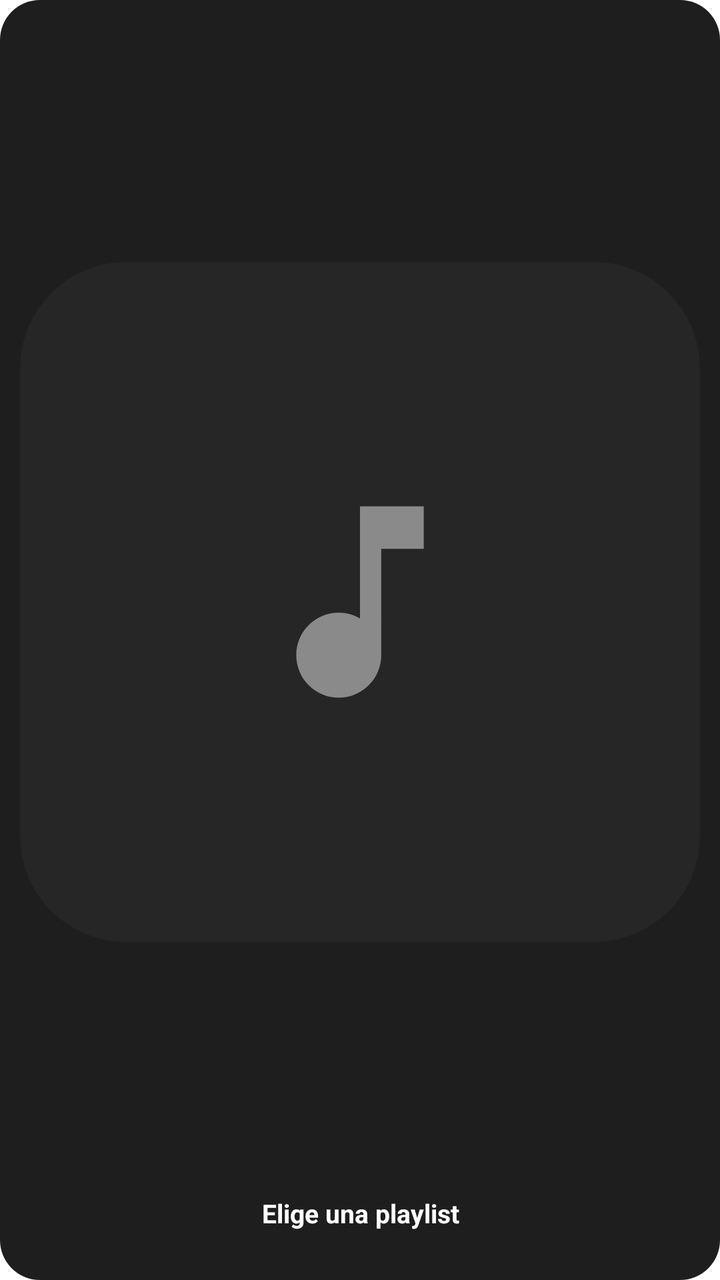
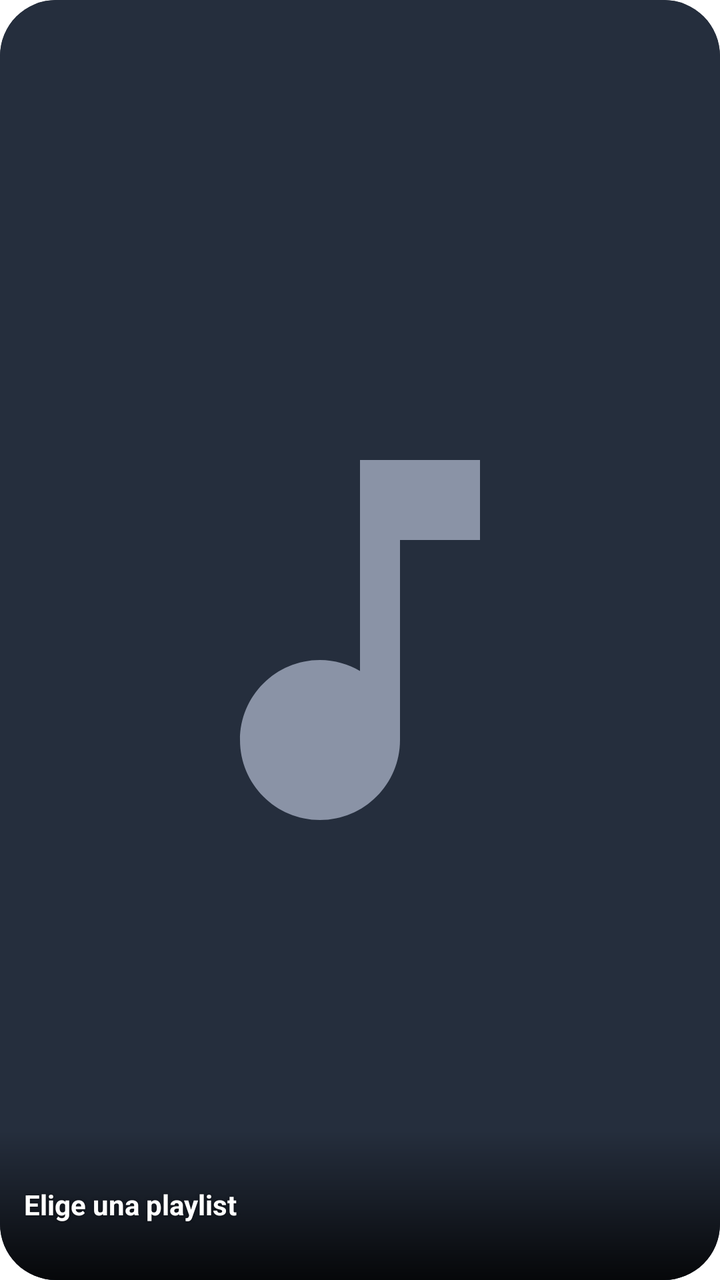

An Android layout rendered at two revisions. The XML below is the earlier revision; the diff shows what the commit changed to produce the second picture.
<!-- AndroidManifest.xml: fallback theme Theme.MaterialComponents.DayNight.NoActionBar -->
<!-- res/layout/syncora_widget_collection.xml -->
<?xml version="1.0" encoding="utf-8"?>
<LinearLayout xmlns:android="http://schemas.android.com/apk/res/android"
    android:id="@+id/syncora_col_root"
    android:layout_width="match_parent"
    android:layout_height="match_parent"
    android:background="@drawable/syncora_widget_bg"
    android:orientation="vertical"
    android:padding="10dp">

    <ImageView
        android:id="@+id/syncora_col_cover"
        android:layout_width="match_parent"
        android:layout_height="0dp"
        android:layout_weight="1"
        android:importantForAccessibility="no"
        android:scaleType="fitCenter"
        android:src="@drawable/syncora_widget_cover_placeholder" />

    <TextView
        android:id="@+id/syncora_col_title"
        android:layout_width="match_parent"
        android:layout_height="wrap_content"
        android:layout_marginTop="6dp"
        android:ellipsize="end"
        android:gravity="center_horizontal"
        android:maxLines="1"
        android:text="@string/syncora_widget_pick"
        android:textColor="#FFFFFFFF"
        android:textSize="13sp"
        android:textStyle="bold" />

    <TextView
        android:id="@+id/syncora_col_subtitle"
        android:layout_width="match_parent"
        android:layout_height="wrap_content"
        android:ellipsize="end"
        android:gravity="center_horizontal"
        android:maxLines="1"
        android:textColor="#FFA0A0A0"
        android:textSize="11sp" />
</LinearLayout>
<!-- resources referenced by this layout -->
<resources>
  <!-- drawable syncora_widget_bg (drawable) -->
  <?xml version="1.0" encoding="utf-8"?>
  <shape xmlns:android="http://schemas.android.com/apk/res/android" android:shape="rectangle">
      <solid android:color="#F2121212" />
      <corners android:radius="20dp" />
  </shape>
  <!-- drawable syncora_widget_cover_placeholder (drawable) -->
  <vector xmlns:android="http://schemas.android.com/apk/res/android"
      android:width="64dp" android:height="64dp" android:viewportWidth="64" android:viewportHeight="64">
      <path android:fillColor="#FF262626" android:pathData="M10,0L54,0A10,10 0,0 1,64 10L64,54A10,10 0,0 1,54 64L10,64A10,10 0,0 1,0 54L0,10A10,10 0,0 1,10 0Z" />
      <group android:translateX="20" android:translateY="20" android:scaleX="1" android:scaleY="1">
          <path android:fillColor="#FF8A8A8A" android:pathData="M12,3v10.55c-0.59,-0.34 -1.27,-0.55 -2,-0.55 -2.21,0 -4,1.79 -4,4s1.79,4 4,4 4,-1.79 4,-4V7h4V3h-6z" />
      </group>
  </vector>
  <string name="syncora_widget_pick">Elige una playlist</string>
</resources>

<!-- the commit's change to res/layout/syncora_widget_collection.xml (unified diff, before → after) -->
@@ -1,41 +1,52 @@
 <?xml version="1.0" encoding="utf-8"?>
-<LinearLayout xmlns:android="http://schemas.android.com/apk/res/android"
+<FrameLayout xmlns:android="http://schemas.android.com/apk/res/android"
     android:id="@+id/syncora_col_root"
     android:layout_width="match_parent"
     android:layout_height="match_parent"
     android:background="@drawable/syncora_widget_bg"
-    android:orientation="vertical"
-    android:padding="10dp">
+    android:clipToOutline="true">
 
     <ImageView
         android:id="@+id/syncora_col_cover"
         android:layout_width="match_parent"
-        android:layout_height="0dp"
-        android:layout_weight="1"
+        android:layout_height="match_parent"
         android:importantForAccessibility="no"
-        android:scaleType="fitCenter"
+        android:scaleType="centerCrop"
         android:src="@drawable/syncora_widget_cover_placeholder" />
 
-    <TextView
-        android:id="@+id/syncora_col_title"
+    <LinearLayout
         android:layout_width="match_parent"
         android:layout_height="wrap_content"
-        android:layout_marginTop="6dp"
-        android:ellipsize="end"
-        android:gravity="center_horizontal"
-        android:maxLines="1"
-        android:text="@string/syncora_widget_pick"
-        android:textColor="#FFFFFFFF"
-        android:textSize="13sp"
-        android:textStyle="bold" />
+        android:layout_gravity="bottom"
+        android:background="@drawable/syncora_widget_scrim"
+        android:orientation="vertical"
+        android:paddingStart="12dp"
+        android:paddingTop="28dp"
+        android:paddingEnd="12dp"
+        android:paddingBottom="12dp">
 
-    <TextView
-        android:id="@+id/syncora_col_subtitle"
-        android:layout_width="match_parent"
-        android:layout_height="wrap_content"
-        android:ellipsize="end"
-        android:gravity="center_horizontal"
-        android:maxLines="1"
-        android:textColor="#FFA0A0A0"
-        android:textSize="11sp" />
-</LinearLayout>
+        <TextView
+            android:id="@+id/syncora_col_title"
+            android:layout_width="match_parent"
+            android:layout_height="wrap_content"
+            android:ellipsize="end"
+            android:maxLines="2"
+            android:shadowColor="#80000000"
+            android:shadowRadius="4"
+            android:text="@string/syncora_widget_pick"
+            android:textColor="#FFFFFFFF"
+            android:textSize="14sp"
+            android:textStyle="bold" />
+
+        <TextView
+            android:id="@+id/syncora_col_subtitle"
+            android:layout_width="match_parent"
+            android:layout_height="wrap_content"
+            android:ellipsize="end"
+            android:maxLines="1"
+            android:shadowColor="#80000000"
+            android:shadowRadius="4"
+            android:textColor="#FFD0D4DC"
+            android:textSize="12sp" />
+    </LinearLayout>
+</FrameLayout>
<!-- resource entries referenced after the edit -->
@@ -3,17 +3,23 @@
   <!-- drawable syncora_widget_bg (drawable) -->
   <?xml version="1.0" encoding="utf-8"?>
   <shape xmlns:android="http://schemas.android.com/apk/res/android" android:shape="rectangle">
-      <solid android:color="#F2121212" />
-      <corners android:radius="20dp" />
+      <solid android:color="#FF181C27" />
+      <corners android:radius="@dimen/syncora_widget_radius" />
   </shape>
   <!-- drawable syncora_widget_cover_placeholder (drawable) -->
   <vector xmlns:android="http://schemas.android.com/apk/res/android"
       android:width="64dp" android:height="64dp" android:viewportWidth="64" android:viewportHeight="64">
-      <path android:fillColor="#FF262626" android:pathData="M10,0L54,0A10,10 0,0 1,64 10L64,54A10,10 0,0 1,54 64L10,64A10,10 0,0 1,0 54L0,10A10,10 0,0 1,10 0Z" />
+      <path android:fillColor="#FF252E3D" android:pathData="M10,0L54,0A10,10 0,0 1,64 10L64,54A10,10 0,0 1,54 64L10,64A10,10 0,0 1,0 54L0,10A10,10 0,0 1,10 0Z" />
       <group android:translateX="20" android:translateY="20" android:scaleX="1" android:scaleY="1">
-          <path android:fillColor="#FF8A8A8A" android:pathData="M12,3v10.55c-0.59,-0.34 -1.27,-0.55 -2,-0.55 -2.21,0 -4,1.79 -4,4s1.79,4 4,4 4,-1.79 4,-4V7h4V3h-6z" />
+          <path android:fillColor="#FF8A93A6" android:pathData="M12,3v10.55c-0.59,-0.34 -1.27,-0.55 -2,-0.55 -2.21,0 -4,1.79 -4,4s1.79,4 4,4 4,-1.79 4,-4V7h4V3h-6z" />
       </group>
   </vector>
+  <!-- drawable syncora_widget_scrim (drawable) -->
+  <?xml version="1.0" encoding="utf-8"?>
+  <shape xmlns:android="http://schemas.android.com/apk/res/android" android:shape="rectangle">
+      <gradient android:angle="90" android:startColor="#D9000000" android:centerColor="#66000000" android:endColor="#00000000" />
+  </shape>
   <string name="syncora_widget_pick">Elige una playlist</string>
+  <dimen name="syncora_widget_radius">24dp</dimen>
 </resources>
 
